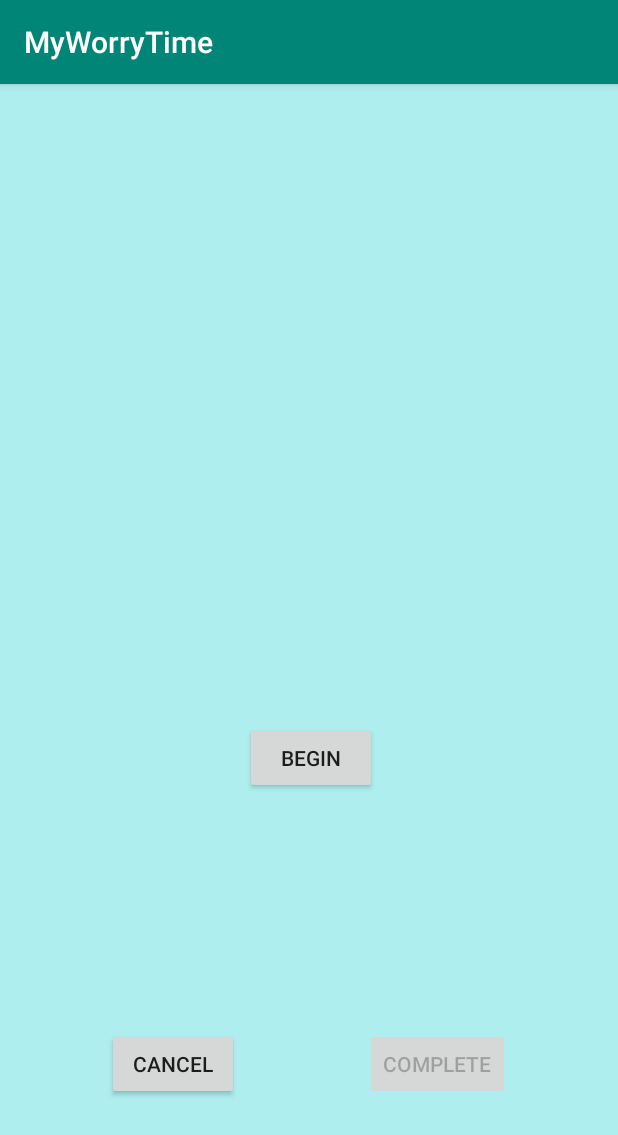
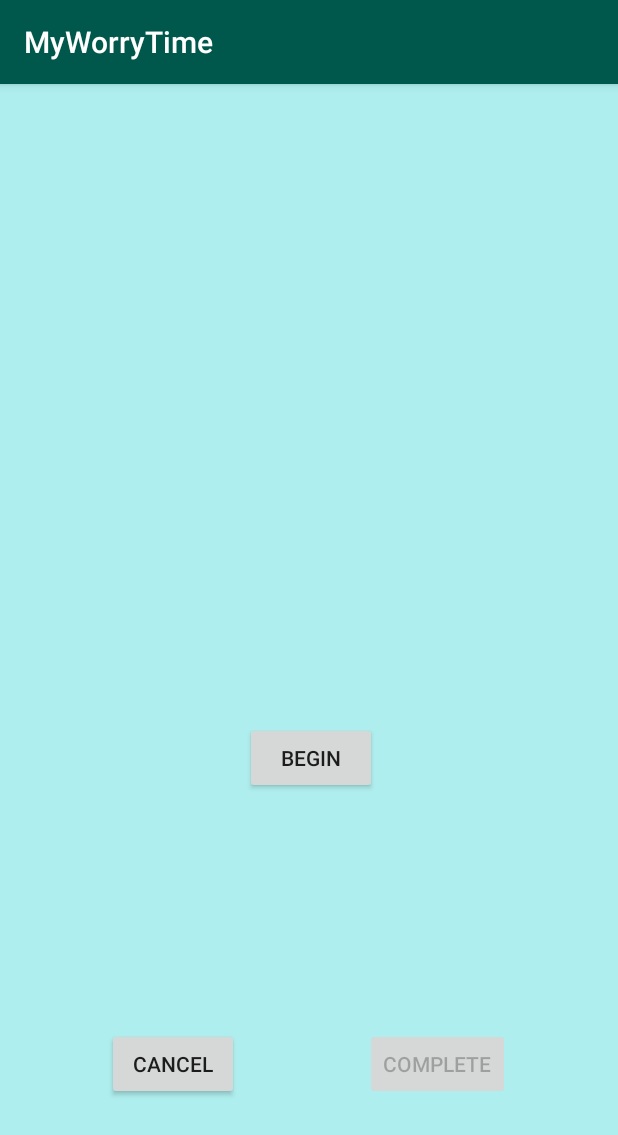
Before and after one commit to WFoster1994/MyWorryTime, an Android app: the WorryTimeActivity screen opened directly, with no data from a screen before it, on a phone screen of 412 x 824 dp. Shown: the top 1135 px of the screen. Run offline under Robolectric (Android 15) with nearby library versions, the phone set to English and light mode, and no system bars.

Commit message:
Basic tidying up carried out and context menu for worries created. Will now rework list activity to include said menu

```diff
--- a/app/src/main/AndroidManifest.xml
+++ b/app/src/main/AndroidManifest.xml
@@ -9,8 +9,7 @@
         android:label="@string/app_name"
         android:theme="@style/AppTheme"
         tools:ignore="GoogleAppIndexingWarning">
-        <activity android:name=".WorryTimeActivity">
-        </activity>
+
         <activity
             android:name=".MainActivity"
             android:icon="@mipmap/ic_launcher"
@@ -30,6 +29,8 @@
             </intent-filter>
         </activity>
         <activity android:name=".WorryListActivity" />
+        <activity android:name=".WorryTimeActivity"/>
+        <activity android:name=".ClockView"/>
     </application>
 
 </manifest>
--- a/app/src/main/java/will/example/myworrytime/WorryListActivity.java
+++ b/app/src/main/java/will/example/myworrytime/WorryListActivity.java
@@ -35,7 +35,7 @@ import java.util.ArrayList;
             mListView = findViewById(R.id.worries_list_view);
 
             mArrayList = WorryListHelper.readData(this);
-            mAdapter = new ArrayAdapter<String>(this, android.R.layout.simple_list_item_1, mArrayList);
+            mAdapter = new ArrayAdapter<>(this, android.R.layout.simple_list_item_1, mArrayList);
             mListView.setAdapter(mAdapter);
 
             mButton.setOnClickListener(this);
@@ -86,6 +86,6 @@ import java.util.ArrayList;
         public void onItemClick(AdapterView<?> parent, View view, int position, long id) {
             mArrayList.remove(position);
             mAdapter.notifyDataSetChanged();
-            Toast.makeText(this, "Worry Deleted", Toast.LENGTH_SHORT).show();
+            Toast.makeText(this, "Worry Removed", Toast.LENGTH_SHORT).show();
         }
     }
--- a/app/src/main/java/will/example/myworrytime/WorryTimeActivity.java
+++ b/app/src/main/java/will/example/myworrytime/WorryTimeActivity.java
@@ -1,20 +1,15 @@
 package will.example.myworrytime;
 
-import androidx.appcompat.app.AlertDialog;
-import androidx.appcompat.app.AppCompatActivity;
-
-import android.app.Dialog;
 import android.content.DialogInterface;
 import android.content.Intent;
 import android.os.Bundle;
 import android.view.View;
 import android.widget.Button;
 
+import androidx.appcompat.app.AlertDialog;
+import androidx.appcompat.app.AppCompatActivity;
+
 public class WorryTimeActivity extends AppCompatActivity {
-
-   private Button startButton;
-   private Button completeButton;
-   private Button cancelButton;
 
     private Thread animationThread;
     private ClockView mClockView;
@@ -24,7 +19,7 @@ public class WorryTimeActivity extends AppCompatActivity {
         super.onCreate(savedInstanceState);
         setContentView(R.layout.activity_worry_time);
 
-        startButton = findViewById(R.id.begin_time_button);
+        Button startButton = findViewById(R.id.begin_time_button);
         startButton.setOnClickListener(new View.OnClickListener() {
             @Override
             public void onClick(View v) {
@@ -32,11 +27,11 @@ public class WorryTimeActivity extends AppCompatActivity {
             }
         });
 
-        completeButton = findViewById(R.id.complete_time_button);
+        Button completeButton = findViewById(R.id.complete_time_button);
         //Ensure that the user cannot complete immediately.
         completeButton.setEnabled(false);
 
-        cancelButton = findViewById(R.id.cancel_time_button);
+        Button cancelButton = findViewById(R.id.cancel_time_button);
         cancelButton.setOnClickListener(new View.OnClickListener() {
             @Override
             public void onClick(View v) {
@@ -56,7 +51,6 @@ public class WorryTimeActivity extends AppCompatActivity {
                 alertDialog.show();
             }
         });
-
     }
 
 
--- a/app/src/main/res/layout/activity_splash.xml
+++ b/app/src/main/res/layout/activity_splash.xml
@@ -10,6 +10,8 @@
         android:layout_width="wrap_content"
         android:layout_height="wrap_content"
         android:layout_centerInParent="true"
+        android:layout_marginRight="10dp"
+        android:layout_marginLeft="10dp"
         android:src="@drawable/clock_face" />
 
     <TextView
--- a/app/src/main/res/values/colors.xml
+++ b/app/src/main/res/values/colors.xml
@@ -7,4 +7,5 @@
     <color name="pale_blue">#afeeee</color>
     <color name="off_white">#FBFCFC</color>
     <color name="black">#000000</color>
+    <color name="red_orange">#ff5349</color>
 </resources>
--- a/app/src/main/res/values/styles.xml
+++ b/app/src/main/res/values/styles.xml
@@ -3,7 +3,7 @@
     <!-- Base application theme. -->
     <style name="AppTheme" parent="Theme.AppCompat.Light.DarkActionBar">
         <!-- Customize your theme here. -->
-        <item name="colorPrimary">@color/colorPrimary</item>
+        <item name="colorPrimary">@color/colorPrimaryDark</item>
         <item name="colorPrimaryDark">@color/colorPrimaryDark</item>
         <item name="colorAccent">@color/colorAccent</item>
     </style>
```
Also changed, not shown: app/src/main/res/layout/activity_main.xml (deleted, +0 -44 lines), app/src/main/res/menu/menu_context.xml (added, +7 -0 lines).
